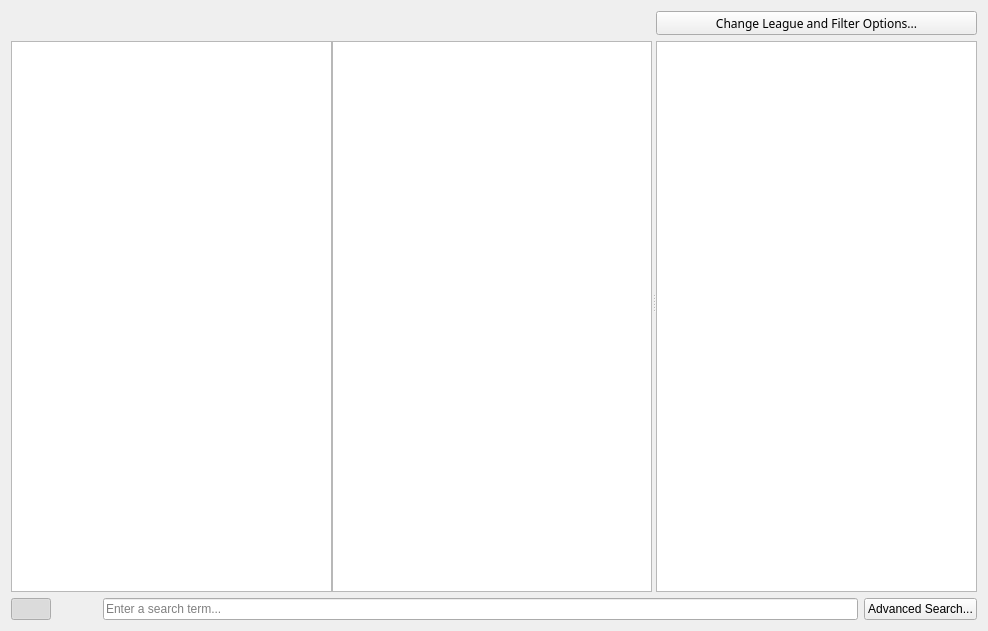
Before: the Qt Designer form plugins/StashViewer/stashviewer.ui in Novynn/Adamant, drawn with Qt 5.
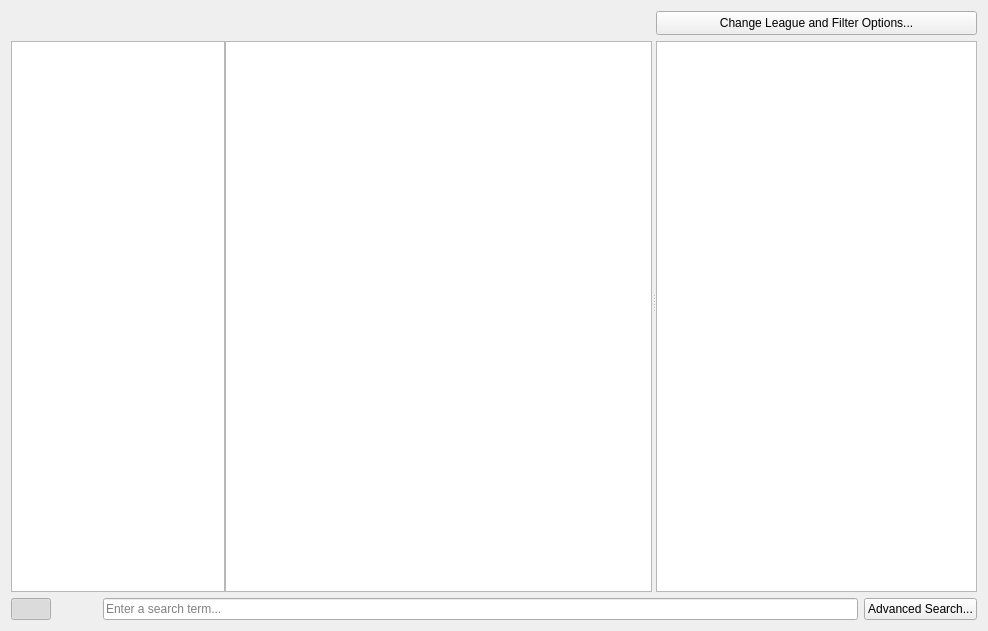
After: the same form once the commit is applied. Icons and pictures are not drawn.

Commit message: Fixed random Fontin

What changed in the file:
```diff
--- a/plugins/StashViewer/stashviewer.ui
+++ b/plugins/StashViewer/stashviewer.ui
@@ -150,7 +150,7 @@
         </widget>
        </item>
        <item>
-        <layout class="QHBoxLayout" name="horizontalLayout_3">
+        <layout class="QHBoxLayout" name="horizontalLayout_3" stretch="1,2">
          <property name="spacing">
           <number>0</number>
          </property>
@@ -238,11 +238,6 @@
               <verstretch>0</verstretch>
              </sizepolicy>
             </property>
-            <property name="font">
-             <font>
-              <family>Fontin SmallCaps</family>
-             </font>
-            </property>
             <property name="text">
              <string>Change League and Filter Options...</string>
             </property>
```
